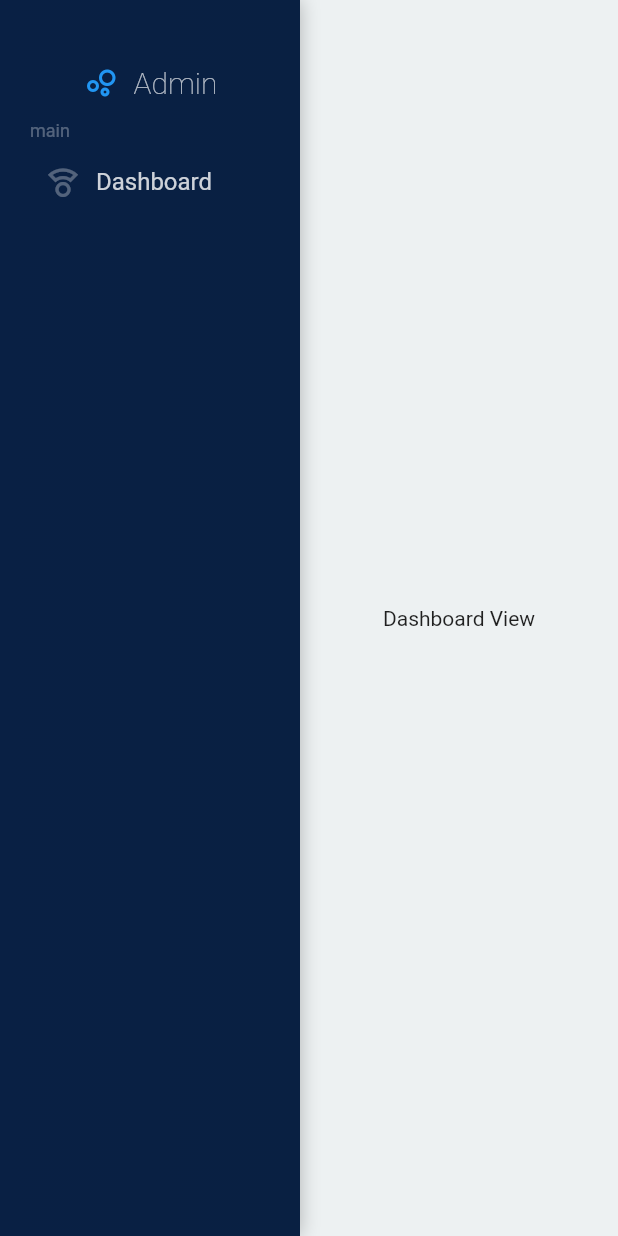
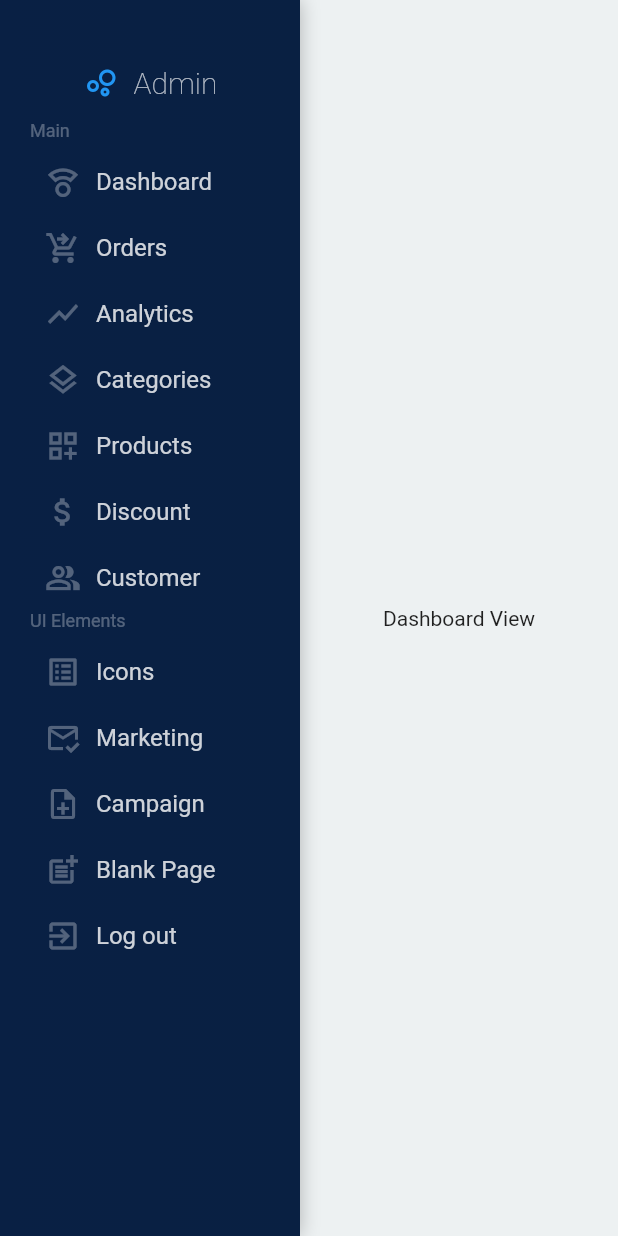
Before and after one commit to DavidRamiroBarragan/flutter-web-course, a Flutter app: the screen it shows after launch, after a tap on "Ingresar", on a phone screen of 412 x 824 dp. Run offline on Flutter 3.47's test engine with Material 2 defaults, Android fonts, the phone set to English and light mode, and no system bars; our stand-ins replace animate_do, email_validator, fluro, get_it, google_fonts, shared_preferences; missing offline and left inert: universal_html.

Commit message:
add sections

```diff
--- a/admin_dashboard/lib/ui/shared/sidebar/sidebar.dart
+++ b/admin_dashboard/lib/ui/shared/sidebar/sidebar.dart
@@ -19,10 +19,80 @@ class Sidebar extends StatelessWidget {
           const SizedBox(
             width: 50,
           ),
-          const TextSeparator(text: 'main'),
+          const TextSeparator(text: 'Main'),
           MenuItemCustom(
             text: "Dashboard",
             icon: Icons.compass_calibration_outlined,
+            onPress: () {},
+            isActive: false,
+          ),
+          MenuItemCustom(
+            text: "Orders",
+            icon: Icons.shopping_cart_checkout_outlined,
+            onPress: () {},
+            isActive: false,
+          ),
+          MenuItemCustom(
+            text: "Analytics",
+            icon: Icons.show_chart_outlined,
+            onPress: () {},
+            isActive: false,
+          ),
+          MenuItemCustom(
+            text: "Categories",
+            icon: Icons.layers_outlined,
+            onPress: () {},
+            isActive: false,
+          ),
+          MenuItemCustom(
+            text: "Products",
+            icon: Icons.dashboard_customize_outlined,
+            onPress: () {},
+            isActive: false,
+          ),
+          MenuItemCustom(
+            text: "Discount",
+            icon: Icons.attach_money_outlined,
+            onPress: () {},
+            isActive: false,
+          ),
+          MenuItemCustom(
+            text: "Customer",
+            icon: Icons.people_alt_outlined,
+            onPress: () {},
+            isActive: false,
+          ),
+          const SizedBox(
+            width: 30,
+          ),
+          const TextSeparator(text: 'UI Elements'),
+          MenuItemCustom(
+            text: "Icons",
+            icon: Icons.list_alt_outlined,
+            onPress: () {},
+            isActive: false,
+          ),
+          MenuItemCustom(
+            text: "Marketing",
+            icon: Icons.mark_email_read_outlined,
+            onPress: () {},
+            isActive: false,
+          ),
+          MenuItemCustom(
+            text: "Campaign",
+            icon: Icons.note_add_outlined,
+            onPress: () {},
+            isActive: false,
+          ),
+          MenuItemCustom(
+            text: "Blank Page",
+            icon: Icons.post_add_outlined,
+            onPress: () {},
+            isActive: false,
+          ),
+          MenuItemCustom(
+            text: "Log out",
+            icon: Icons.exit_to_app_outlined,
             onPress: () {},
             isActive: false,
           ),
```
